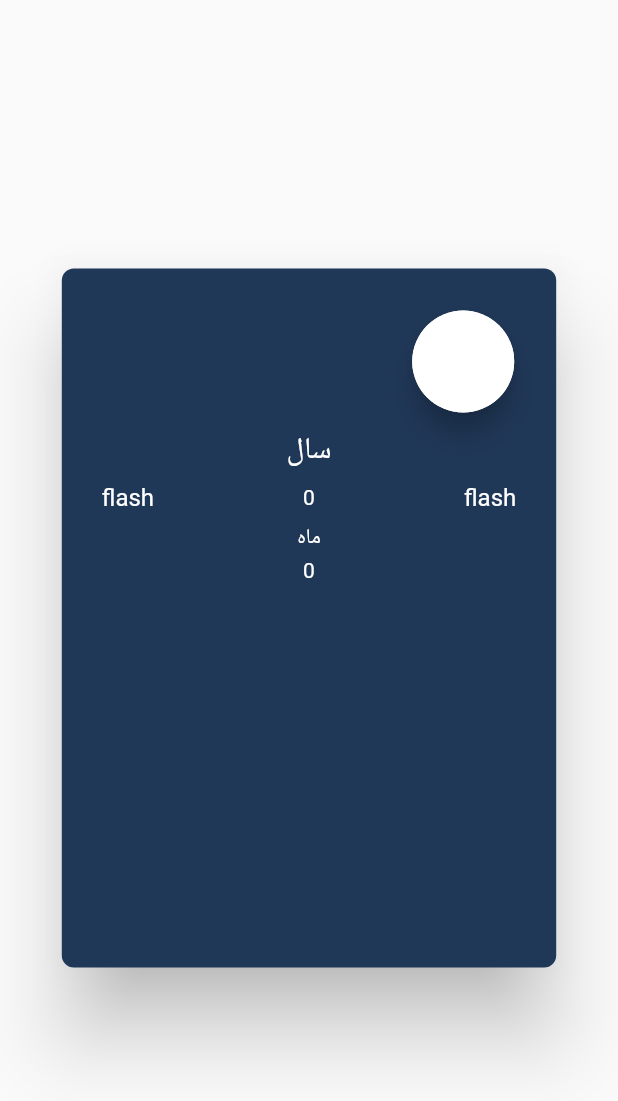
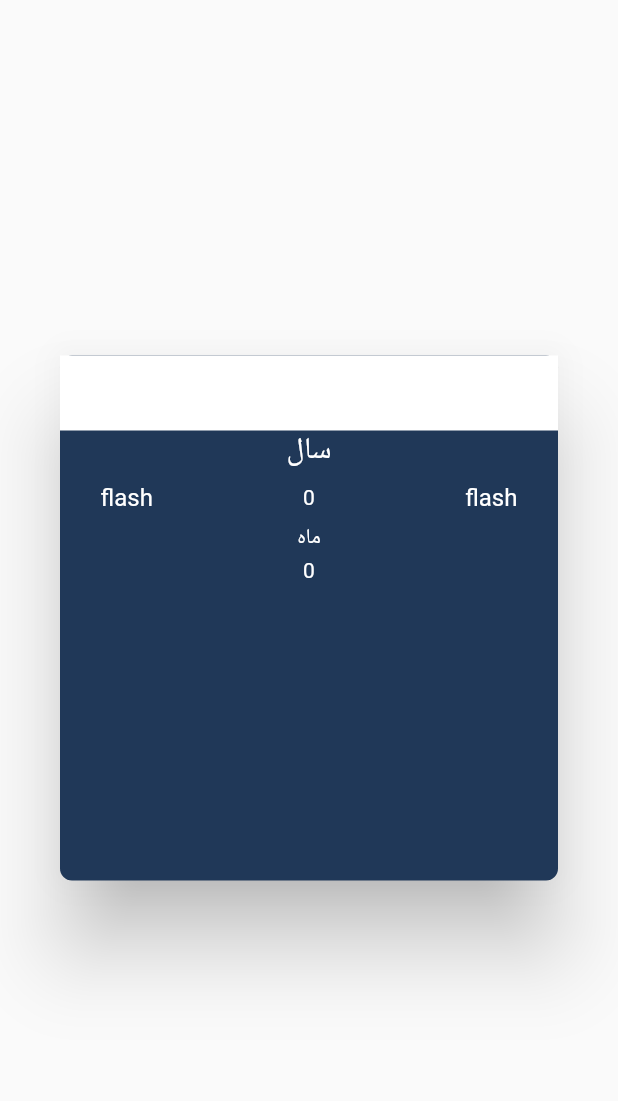
Before and after one commit to Abiri99/PersianDatePicker, a Flutter app: what pdpDialog() shows on an empty page, opened directly, on a phone screen of 412 x 824 dp. Shown: the top 1101 px of the screen. Run offline on Flutter 3.47's test engine with Material 2 defaults, Android fonts, the phone set to English and light mode, and no system bars.

Commit message:
animation added

```diff
--- a/lib/components/pdp_dialog.dart
+++ b/lib/components/pdp_dialog.dart
@@ -10,44 +10,22 @@ class _pdpDialogState extends State<pdpDialog> {
   double _height = 400;
   var _fColor = Colors.white, _sColor = Color(0xFF203858);
   double _cHeight = 68, _cWidth = 68;
+  var _textColor = Colors.blueGrey;
+
   @override
   Widget build(BuildContext context) {
     return AlertDialog(
       shape: RoundedRectangleBorder(
         borderRadius: BorderRadius.circular(8),
       ),
-      title: GestureDetector(
-        onTap: () {
-          print("hiding content");
-          // setState(() {
-          //   _visible = !_visible;
-          // });
-          // print(_visible);
-        },
-        child: Align(
-            alignment: Alignment.centerRight,
-            child: Card(
-              elevation: 8,
-              shape: RoundedRectangleBorder(
-                borderRadius: BorderRadius.circular(100.0),
-              ),
-              child: Container(
-                height: _cHeight,
-                width: _cWidth,
-                decoration: BoxDecoration(
-                  borderRadius: BorderRadius.circular(100.0),
-                  color: _fColor,
-                ),
-              ),
-            )),
-      ),
+      title: null,
       content: pdp(),
       backgroundColor: _sColor,
       contentPadding: EdgeInsets.only(
         left: 0,
         right: 0,
-        top: 8,
-        bottom: 8,
+        top: 0,
+        bottom: 0,
       ),
     );
   }
--- a/lib/components/persian_date_picker.dart
+++ b/lib/components/persian_date_picker.dart
@@ -1,33 +1,47 @@
 import 'package:flutter/material.dart';
 
 class pdp extends StatefulWidget {
+  var height = 350;
   @override
   _pdpState createState() => _pdpState();
 }
 
 class _pdpState extends State<pdp> {
   var _visible = true;
-  double _height = 350;
+  double _height1 = 50;
+  double _height2 = 300;
   @override
   Widget build(BuildContext context) {
     print("hi from pdp");
-    return AnimatedContainer(
-      duration: Duration(seconds: 1),
-      height: _height,
-      width: MediaQuery.of(context).size.width * 0.8,
-      decoration: BoxDecoration(
-        borderRadius: BorderRadius.circular(8),
-      ),
-      // visible: _visible,
-      child: Visibility(
-        visible: _visible,
+    return Container(
+        height: 350,
+        width: 500,
         child: Column(
           mainAxisSize: MainAxisSize.min,
           children: <Widget>[
             GestureDetector(
               onTap: () {
                 setState(() {
-                  _height = 0;
+                  _height1 = widget.height - _height1;
+                  _height2 = widget.height - _height2;
+                });
+              },
+              child: AnimatedContainer(
+                duration: Duration(seconds: 1),
+                height: _height1,
+                width: double.infinity,
+                color: Colors.white,
+                child: Text("animated"),
+              ),
+            ),
+            Container(
+              child: Column(
+                mainAxisSize: MainAxisSize.min,
+                children: <Widget>[
+                  GestureDetector(
+                    onTap: () {
+                      setState(() {
+                        _height2 = 0;
                       });
                       print(_visible);
                     },
@@ -82,6 +96,8 @@ class _pdpState extends State<pdp> {
                   ),
                 ],
               ),
+            )
+          ],
         ),
     );
   }
```
Lines whose indentation alone changed are shown as unchanged.
